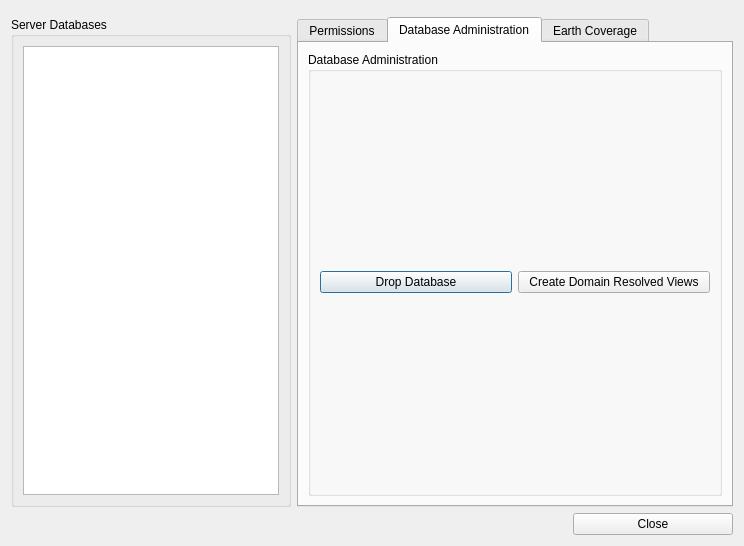
Before: the Qt Designer form ServerTools/exploreDb.ui in dsgoficial/DsgTools, drawn with Qt 5.
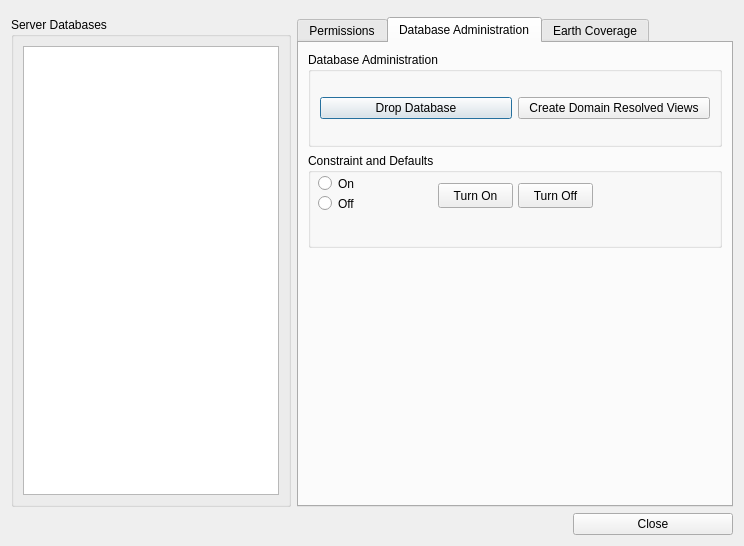
After: the same form once the commit is applied. The open tabs and pages were chosen to show the change. Custom widgets are drawn as their Qt base class.

```diff
--- a/ServerTools/exploreDb.ui
+++ b/ServerTools/exploreDb.ui
@@ -117,6 +117,81 @@
          </layout>
         </widget>
        </item>
+       <item row="1" column="0">
+        <widget class="QGroupBox" name="groupBox_5">
+         <property name="title">
+          <string>Constraint and Defaults</string>
+         </property>
+         <widget class="QRadioButton" name="constraintsOnRadioButton">
+          <property name="geometry">
+           <rect>
+            <x>10</x>
+            <y>20</y>
+            <width>94</width>
+            <height>21</height>
+           </rect>
+          </property>
+          <property name="text">
+           <string>On</string>
+          </property>
+         </widget>
+         <widget class="QRadioButton" name="constraintsOffRadioButton">
+          <property name="geometry">
+           <rect>
+            <x>10</x>
+            <y>40</y>
+            <width>94</width>
+            <height>21</height>
+           </rect>
+          </property>
+          <property name="text">
+           <string>Off</string>
+          </property>
+         </widget>
+         <widget class="QPushButton" name="turnOnConstraintsPushButton">
+          <property name="geometry">
+           <rect>
+            <x>130</x>
+            <y>30</y>
+            <width>75</width>
+            <height>25</height>
+           </rect>
+          </property>
+          <property name="text">
+           <string>Turn On</string>
+          </property>
+         </widget>
+         <widget class="QPushButton" name="turnOffConstraintsPushButton">
+          <property name="geometry">
+           <rect>
+            <x>210</x>
+            <y>30</y>
+            <width>75</width>
+            <height>25</height>
+           </rect>
+          </property>
+          <property name="text">
+           <string>Turn Off</string>
+          </property>
+         </widget>
+        </widget>
+       </item>
+       <item row="2" column="0">
+        <spacer name="verticalSpacer">
+         <property name="orientation">
+          <enum>Qt::Vertical</enum>
+         </property>
+         <property name="sizeType">
+          <enum>QSizePolicy::Fixed</enum>
+         </property>
+         <property name="sizeHint" stdset="0">
+          <size>
+           <width>20</width>
+           <height>248</height>
+          </size>
+         </property>
+        </spacer>
+       </item>
       </layout>
       <zorder>dropDatabasePushButton</zorder>
       <zorder>createViewsPushButton</zorder>
```
Left out of the diff: 72 changed lines with no effect on the pictures.
